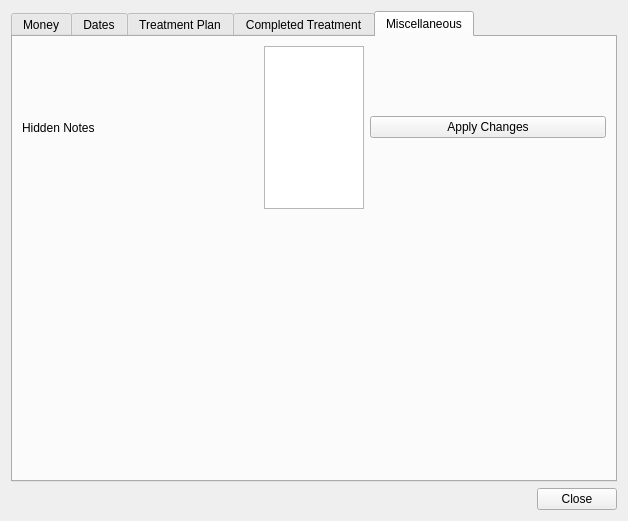
First picture: the form in src/openmolar/qt-designer/record_tools.ui, repository rowinggolfer/openmolar1, before the edit.
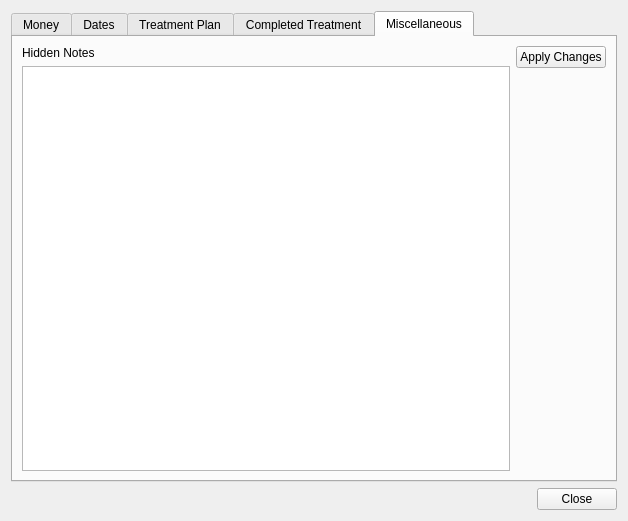
Second picture: the form after the edit. The open tabs and pages were chosen to show the change. Icons and pictures are not drawn.

Commit message: fixed advance record tools hidden notes functionality

Diff of the .ui file:
```diff
--- a/src/openmolar/qt-designer/record_tools.ui
+++ b/src/openmolar/qt-designer/record_tools.ui
@@ -959,14 +959,21 @@
        <string>Miscellaneous</string>
       </attribute>
       <layout class="QGridLayout" name="gridLayout_6">
-       <item row="0" column="0">
+       <item row="0" column="0" rowspan="2">
+        <layout class="QVBoxLayout" name="verticalLayout_4">
+         <item>
         <widget class="QLabel" name="label_26">
          <property name="text">
           <string>Hidden Notes</string>
          </property>
         </widget>
        </item>
-       <item row="0" column="2">
+         <item>
+          <widget class="QTableWidget" name="hidden_notes_tableWidget"/>
+         </item>
+        </layout>
+       </item>
+       <item row="0" column="1">
         <widget class="QPushButton" name="hidden_notes_pushButton">
          <property name="text">
           <string>Apply Changes</string>
@@ -985,21 +992,11 @@
          <property name="sizeHint" stdset="0">
           <size>
            <width>20</width>
-           <height>291</height>
+           <height>377</height>
           </size>
          </property>
         </spacer>
        </item>
-       <item row="0" column="1">
-        <widget class="QPlainTextEdit" name="hidden_notes_plainTextEdit">
-         <property name="maximumSize">
-          <size>
-           <width>100</width>
-           <height>16777215</height>
-          </size>
-         </property>
-        </widget>
-       </item>
       </layout>
      </widget>
     </widget>
```
Left out of the diff: 14 changed lines with no effect on the pictures. Lines whose indentation alone changed are shown as unchanged. The commit also changes 6 other files.
